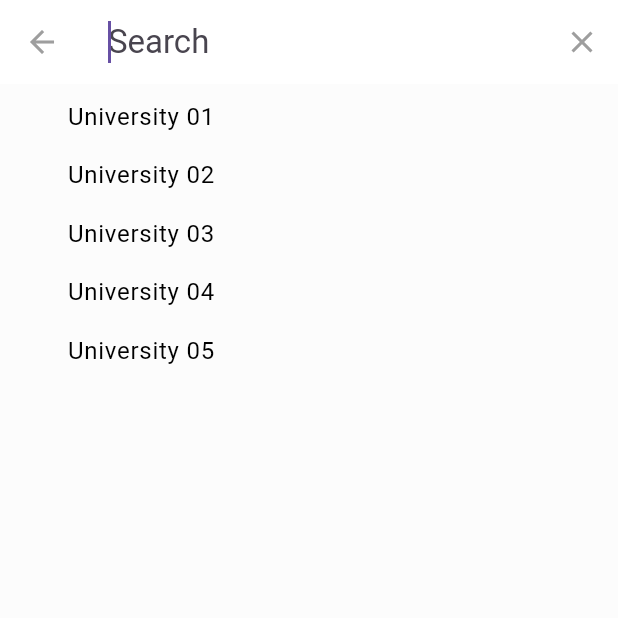
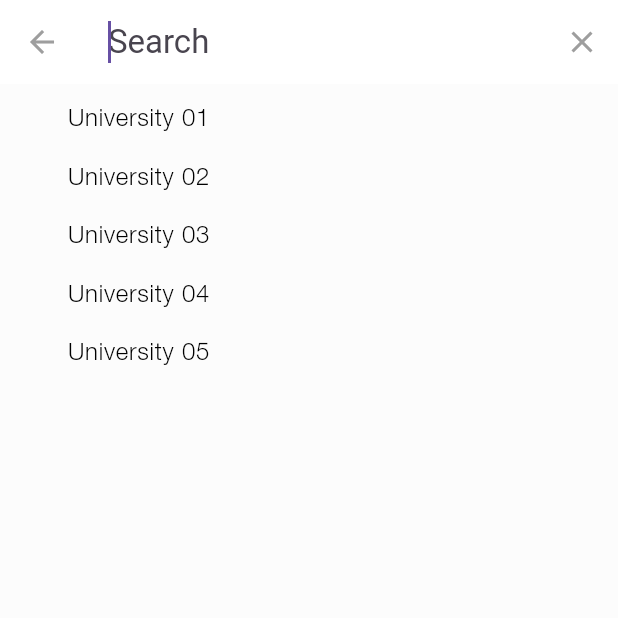
Before and after one commit to CodeByTitan/unbdine, a Flutter app: the screen it shows after launch, after a tap on "Search Your", on a phone screen of 412 x 824 dp, the top half of it. Run offline on Flutter 3.47's test engine with Material 2 defaults, Android fonts, the phone set to English and light mode, and no system bars; our stand-ins replace firebase_auth, firebase_core, flutter_keyboard_visibility, lottie; missing offline and left inert: firebase_auth_oauth; accounts and stored records are empty.

Commit message:
added fonts

```diff
--- a/lib/screens/cart/cart_screen.dart
+++ b/lib/screens/cart/cart_screen.dart
@@ -21,7 +21,6 @@ class CartScreen extends StatelessWidget {
         ) {
           return Scaffold(
             appBar: AppBar(
-              centerTitle: true,
               title: const Text('Backpack/Cart'),
             ),
             body: Stack(
--- a/lib/screens/home/sub_menu_builder.dart
+++ b/lib/screens/home/sub_menu_builder.dart
@@ -32,6 +32,7 @@ class SubMenuBuilder extends StatelessWidget {
           transform: Matrix4.skewY(-0.2),
           child: Container(
             width: MediaQuery.of(context).size.width,
+            height: MediaQuery.of(context).size.height,
             margin: const EdgeInsets.only(
               top: 100,
               left: 15,
@@ -39,6 +40,7 @@ class SubMenuBuilder extends StatelessWidget {
             ),
             child: ListView.builder(
               shrinkWrap: true,
+              physics: const BouncingScrollPhysics(),
               itemCount: submenu.length,
               itemBuilder: (_, i) => SizedBox(
                 width: 100,
@@ -95,6 +97,9 @@ class SubMenuBuilder extends StatelessWidget {
                     menu[subMenuIndex][0],
                     style: Theme.of(context).textTheme.bodyLarge!.copyWith(
                           color: Colors.white,
+                          fontFamily: 'BywayEMod',
+                          fontSize: 18,
+                          letterSpacing: 2,
                         ),
                   ),
                 ),
--- a/lib/screens/payment/payment_screen.dart
+++ b/lib/screens/payment/payment_screen.dart
@@ -13,7 +13,6 @@ class _PaymentScreenState extends State<PaymentScreen> {
   Widget build(BuildContext context) {
     return Scaffold(
       appBar: AppBar(
-        centerTitle: true,
         title: const Text('Payment'),
       ),
       body: Column(
--- a/lib/screens/university_selector/unv_home_screen.dart
+++ b/lib/screens/university_selector/unv_home_screen.dart
@@ -27,20 +27,22 @@ class UnSelScreen extends StatelessWidget {
                   width: MediaQuery.of(context).size.width,
                 ),
                 RichText(
-                  text: const TextSpan(
+                  text: TextSpan(
                     text: 'University',
-                    style: TextStyle(
+                    style: Theme.of(context).textTheme.bodyText2!.copyWith(
                           fontSize: 28,
-                      letterSpacing: 5,
+                          letterSpacing: 2,
+                          fontFamily: 'BywayEMod',
                         ),
                     children: <TextSpan>[
                       TextSpan(
-                        text: 'DINE',
-                        style: TextStyle(
+                        text: ' DINE',
+                        style: Theme.of(context).textTheme.bodyText1!.copyWith(
                               fontWeight: FontWeight.bold,
                               color: Colors.red,
                               fontSize: 28,
-                          letterSpacing: 8,
+                              letterSpacing: 3,
+                              fontFamily: 'BywayEMod',
                             ),
                       ),
                     ],
@@ -52,7 +54,10 @@ class UnSelScreen extends StatelessWidget {
                   frameRate: FrameRate(30),
                   height: MediaQuery.of(context).size.height * 0.5,
                 ),
-                const Text('Don\'t wait for Food, let the food wait'),
+                Text(
+                  'Don\'t wait for Food, let the food wait',
+                  style: Theme.of(context).textTheme.bodyText1,
+                ),
               ],
             ),
             TweenAnimationBuilder(
@@ -102,18 +107,21 @@ class UnSelScreen extends StatelessWidget {
                       Column(
                         mainAxisAlignment: MainAxisAlignment.center,
                         crossAxisAlignment: CrossAxisAlignment.start,
-                        children: const [
+                        children: [
                           Text(
                             'Search Your',
-                            style: TextStyle(
+                            style:
+                                Theme.of(context).textTheme.bodyText2!.copyWith(
                                       letterSpacing: 3,
                                     ),
                           ),
                           Text(
                             'University',
-                            style: TextStyle(
+                            style:
+                                Theme.of(context).textTheme.bodyText2!.copyWith(
                                       fontSize: 24,
-                              fontWeight: FontWeight.bold,
+                                      letterSpacing: 2,
+                                      fontWeight: FontWeight.w800,
                                     ),
                           ),
                         ],
--- a/lib/themes/color_themes.dart
+++ b/lib/themes/color_themes.dart
@@ -16,12 +16,16 @@ ThemeData lightTheme() {
     disabledColor: Colors.grey,
     errorColor: Colors.red,
     appBarTheme: const AppBarTheme(
-      elevation: 2,
+      color: Color.fromARGB(255, 252, 252, 252),
+      titleSpacing: 0,
       titleTextStyle: TextStyle(
         color: Colors.black,
         letterSpacing: 1.5,
-        wordSpacing: 1.2,
-        fontSize: 20,
+        wordSpacing: 1,
+        fontSize: 24,
+        overflow: TextOverflow.visible,
+        fontFamily: 'Helvetica_Neue',
+        fontWeight: FontWeight.w800,
       ),
     ),
     drawerTheme: const DrawerThemeData(
@@ -34,9 +38,11 @@ ThemeData lightTheme() {
     ),
     textTheme: const TextTheme(
       bodyText1: TextStyle(
+        fontFamily: 'Helvetica_Neue',
         color: Colors.black,
       ),
       bodyText2: TextStyle(
+        fontFamily: 'Helvetica_Neue',
         color: Colors.white,
       ),
     ),
@@ -74,15 +80,17 @@ ThemeData darkTheme() {
     highlightColor: Colors.orange,
     disabledColor: Colors.grey,
     errorColor: Colors.red,
-    appBarTheme: AppBarTheme(
-      backgroundColor: DarkPalette.swatchColor.shade600,
-      foregroundColor: Colors.white,
-      elevation: 2,
-      titleTextStyle: const TextStyle(
+    appBarTheme: const AppBarTheme(
+      color: Color(0xFF04070e),
+      titleSpacing: 0,
+      titleTextStyle: TextStyle(
         color: Colors.white,
         letterSpacing: 1.5,
-        wordSpacing: 1.2,
-        fontSize: 20,
+        wordSpacing: 1,
+        fontSize: 24,
+        overflow: TextOverflow.visible,
+        fontFamily: 'Helvetica_Neue',
+        fontWeight: FontWeight.w800,
       ),
     ),
     drawerTheme: const DrawerThemeData(
@@ -95,9 +103,11 @@ ThemeData darkTheme() {
     ),
     textTheme: const TextTheme(
       bodyText1: TextStyle(
+        fontFamily: 'Helvetica_Neue',
         color: Color(0xFFe8e9ed),
       ),
       bodyText2: TextStyle(
+        fontFamily: 'Helvetica_Neue',
         color: Color(0xFFe8e9ed),
       ),
     ),
--- a/lib/themes/page_transition_theme.dart
+++ b/lib/themes/page_transition_theme.dart
@@ -3,8 +3,8 @@ import 'package:flutter/material.dart';
 PageTransitionsTheme pageTransitionTheme() {
   return const PageTransitionsTheme(
     builders: {
-      TargetPlatform.android: ZoomPageTransitionsBuilder(),
-      TargetPlatform.iOS: CupertinoPageTransitionsBuilder(),
+      TargetPlatform.android: OpenUpwardsPageTransitionsBuilder(),
+      TargetPlatform.iOS: OpenUpwardsPageTransitionsBuilder(),
     },
   );
 }
--- a/lib/widgets/stacked_food_type_text.dart
+++ b/lib/widgets/stacked_food_type_text.dart
@@ -16,8 +16,8 @@ class StackedFoodTypeText extends StatelessWidget {
         margin: const EdgeInsets.only(
           top: 20,
         ),
-        height: 40,
-        width: 150,
+        height: 35,
+        width: 120,
         decoration: BoxDecoration(
           borderRadius: const BorderRadius.only(
             bottomLeft: Radius.circular(10),
@@ -39,7 +39,7 @@ class StackedFoodTypeText extends StatelessWidget {
           textScaleFactor: 1.2,
           style: Theme.of(context).textTheme.bodyText1!.copyWith(
                 fontSize: 13,
-                fontWeight: FontWeight.bold,
+                fontWeight: FontWeight.w800,
               ),
         ),
       ),
```
Also changed, not shown: lib/screens/home/home.dart (+22 -29 lines), lib/screens/home/modal_bottom_sheet.dart (+33 -9 lines), lib/widgets/food_tile.dart (+15 -22 lines), lib/widgets/main_menu_tile.dart (+5 -4 lines), lib/widgets/stacked_menu_text.dart (+4 -4 lines), pubspec.yaml (+16 -0 lines), assets/fonts/BywayEMod.ttf (added), assets/fonts/Helvetica_Neue_Bold.ttf (added), assets/fonts/Helvetica_Neue_Italic.ttf (added), assets/fonts/Helvetica_Neue_Light.ttf (added), assets/fonts/Helvetica_Neue_Medium.ttf (added), assets/fonts/Helvetica_Neue_Thin.ttf (added). Lines whose indentation alone changed are shown as unchanged.
